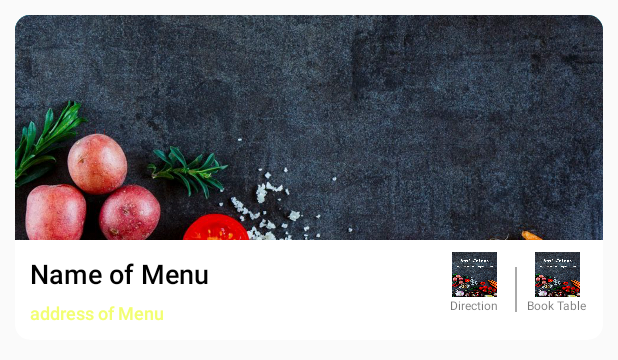
After one commit to simranjots/Food_Galaxy, an Android app: the layout menu_item.xml on its own in the app's theme, with its tools: preview values and no code run, on a phone screen of 412 x 824 dp. The commit adds this screen. Shown: the top 360 px of the screen. Run offline under Robolectric (Android 15) with nearby library versions, the phone set to English and light mode, and no system bars.

```diff
--- a/app/src/main/res/layout/activity_sign_in.xml
+++ b/app/src/main/res/layout/activity_sign_in.xml
@@ -10,7 +10,7 @@
     <LinearLayout
         android:layout_width="fill_parent"
         android:layout_height="fill_parent"
-        android:background="@color/colorPrimary"
+        android:background="@drawable/background_splashscreen"
         android:gravity="center"
         android:orientation="vertical"
         android:padding="@dimen/activity_horizontal_margin">
@@ -21,7 +21,7 @@
             android:layout_height="@dimen/logo_w_h"
             android:layout_gravity="center_horizontal"
             android:layout_marginBottom="30dp"
-            android:src="@mipmap/ic_launcher" />
+            android:src="@drawable/splashscreen" />
 
         <com.google.android.material.textfield.TextInputLayout
             android:layout_width="match_parent"
--- /dev/null
+++ b/app/src/main/res/layout/menu_item.xml
@@ -0,0 +1,154 @@
+<?xml version="1.0" encoding="utf-8"?>
+<LinearLayout  xmlns:android="http://schemas.android.com/apk/res/android"
+    xmlns:app="http://schemas.android.com/apk/res-auto"
+    android:layout_width="match_parent"
+    android:layout_height="wrap_content"
+
+    android:outlineSpotShadowColor="@android:color/background_dark"
+    android:orientation="vertical">
+    <androidx.cardview.widget.CardView
+        android:layout_width="match_parent"
+        android:layout_height="wrap_content"
+        app:cardCornerRadius="10dp"
+        android:layout_margin="10dp"
+        app:cardElevation="@dimen/cardview_default_radius">
+        <LinearLayout
+            android:layout_width="match_parent"
+            android:layout_height="wrap_content"
+            android:orientation="vertical"
+            >
+
+            <LinearLayout
+                android:layout_width="match_parent"
+                android:layout_height="150dp"
+                android:orientation="vertical"
+                android:gravity="center_vertical"
+                >
+
+                <ImageView
+                    android:id="@+id/menu_image"
+                    android:layout_width="match_parent"
+                    android:layout_height="match_parent"
+                    android:scaleType="centerCrop"
+                    android:src="@drawable/background_splashscreen"
+
+                    />
+            </LinearLayout>
+
+            <LinearLayout
+                android:layout_width="match_parent"
+                android:layout_height="wrap_content"
+                android:orientation="horizontal"
+
+                >
+                <LinearLayout
+                    android:layout_width="200dp"
+                    android:layout_height="wrap_content"
+                    android:orientation="vertical"
+                    android:padding="10dp"
+                    >
+                    <TextView
+                        android:id="@+id/menu_name"
+                        android:text="Name of Menu"
+                        android:textColor="@android:color/background_dark"
+                        android:textSize="18dp"
+                        android:fontFamily="sans-serif-medium"
+                        android:layout_width="match_parent"
+                        android:layout_height="wrap_content" />
+                    <TextView
+                        android:id="@+id/menu_address"
+                        android:text="address of Menu"
+                        android:textColor="@color/colorAccent"
+                        android:textSize="12dp"
+                        android:layout_marginTop="5dp"
+                        android:fontFamily="sans-serif-medium"
+                        android:layout_width="match_parent"
+                        android:layout_height="wrap_content" />
+                </LinearLayout>
+                <LinearLayout
+                    android:layout_width="match_parent"
+                    android:layout_height="wrap_content"
+                    android:orientation="vertical"
+                    android:layout_gravity="center_vertical"
+
+                    >
+
+                    <LinearLayout
+                        android:layout_width="match_parent"
+                        android:layout_height="wrap_content"
+                        android:gravity="right"
+                        android:padding="5dp"
+
+                        android:layout_gravity="center_vertical"
+
+                        android:orientation="horizontal"
+                        >
+
+
+
+                        <LinearLayout
+                            android:layout_width="50dp"
+                            android:layout_height="50dp"
+                            android:orientation="vertical"
+                            android:layout_gravity="center"
+                            android:gravity="center">
+                            <ImageButton
+                                android:layout_width="30dp"
+                                android:layout_height="30dp"
+                                android:src="@drawable/splashscreen"
+                                android:scaleType="fitXY"
+                                android:id="@+id/menu_direction"
+                                android:background="@android:color/white">
+
+
+                            </ImageButton>
+                            <TextView
+                                android:layout_width="wrap_content"
+                                android:layout_height="20dp"
+                                android:text="Direction"
+                                android:textSize="8dp"
+                                >
+
+                            </TextView>
+                        </LinearLayout>
+                        <LinearLayout
+                            android:layout_width="1dp"
+
+                            android:layout_gravity="center"
+                            android:layout_height="30dp"
+                            android:layout_marginLeft="2dp"
+                            android:background="@android:color/darker_gray"
+                            android:layout_marginRight="2dp">
+
+                        </LinearLayout>
+
+                        <LinearLayout
+                            android:layout_width="50dp"
+                            android:layout_height="50dp"
+                            android:orientation="vertical"
+                            android:layout_gravity="center"
+                            android:gravity="center">
+                            <ImageButton
+                                android:layout_width="30dp"
+                                android:layout_height="30dp"
+                                android:src="@drawable/splashscreen"
+                                android:scaleType="fitXY"
+                                android:id="@+id/menu_table"
+                                android:background="@android:color/white"
+                                >
+
+                            </ImageButton>
+                            <TextView
+                                android:layout_width="wrap_content"
+                                android:layout_height="20dp"
+                                android:text="Book Table"
+                                android:textSize="8dp"
+                                />
+                        </LinearLayout>
+
+                    </LinearLayout>
+                </LinearLayout>
+            </LinearLayout>
+        </LinearLayout>
+    </androidx.cardview.widget.CardView>
+</LinearLayout>
```
Also changed, not shown: app/src/main/AndroidManifest.xml (+4 -5 lines), app/src/main/java/com/example/foodgalaxy/Common/Common.java (added, +8 -0 lines), app/src/main/java/com/example/foodgalaxy/MenuActivity.java (added, +14 -0 lines), app/src/main/java/com/example/foodgalaxy/Model/User.java (added, +60 -0 lines), app/src/main/res/layout/activity_menu.xml (added, +9 -0 lines).
